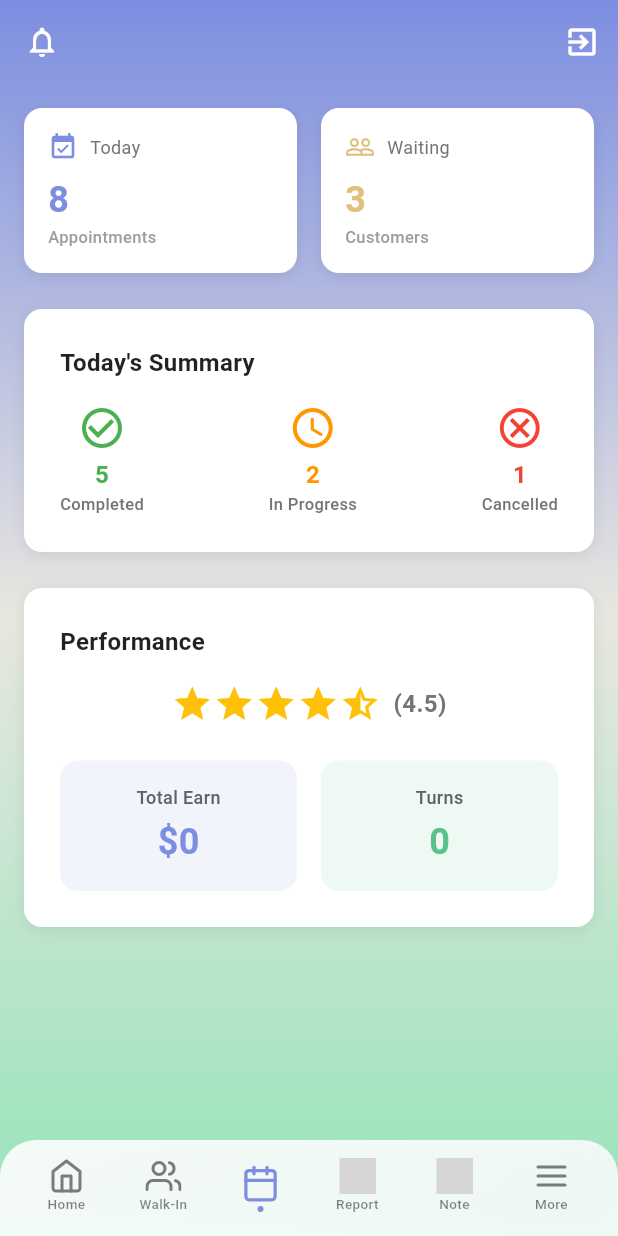
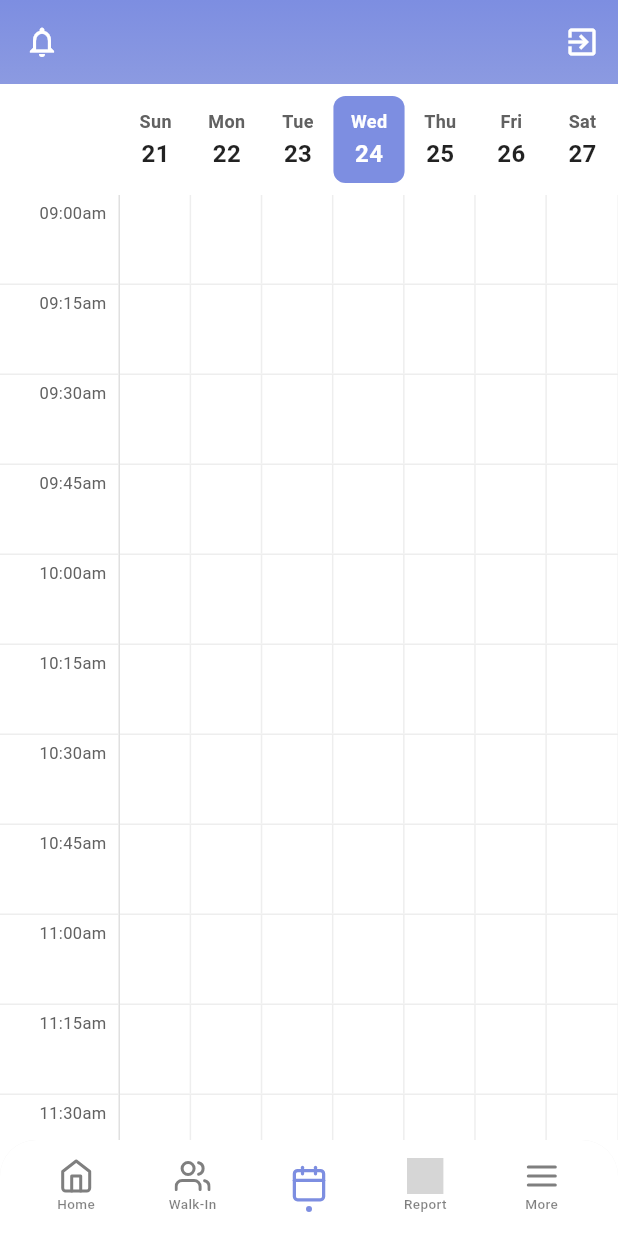
Before and after one commit to TuNguyn/aicom_tech_fe, a Flutter app: the HomePage screen opened by its route, item 3 of the bottom bar chosen, on a phone screen of 412 x 824 dp. Run offline on Flutter 3.47's test engine with Material 3 defaults, Android fonts, the phone set to English and light mode, and no system bars; our stand-ins replace dartz, dio, equatable, flutter_riverpod, flutter_svg, go_router and 2 more; accounts and stored records are empty; grey boxes are pictures that could not be loaded.

Commit message:
Add appointments feature with detailed view and navigation

```diff
--- /dev/null
+++ b/lib/presentation/pages/appointments/appointments_page.dart
@@ -0,0 +1,311 @@
+import 'package:flutter/material.dart';
+import 'package:intl/intl.dart';
+import '../../theme/app_colors.dart';
+import '../../theme/app_text_styles.dart';
+import 'appointment_detail_page.dart';
+
+class AppointmentsPage extends StatefulWidget {
+  const AppointmentsPage({super.key});
+
+  @override
+  State<AppointmentsPage> createState() => _AppointmentsPageState();
+}
+
+class _AppointmentsPageState extends State<AppointmentsPage> {
+  DateTime _selectedDate = DateTime.now();
+  final ScrollController _scrollController = ScrollController();
+
+  // Time slots from 9:00 AM to 8:00 PM in 15-minute intervals
+  final List<String> _timeSlots = [
+    '09:00am', '09:15am', '09:30am', '09:45am',
+    '10:00am', '10:15am', '10:30am', '10:45am',
+    '11:00am', '11:15am', '11:30am', '11:45am',
+    '12:00pm', '12:15pm', '12:30pm', '12:45pm',
+    '01:00pm', '01:15pm', '01:30pm', '01:45pm',
+    '02:00pm', '02:15pm', '02:30pm', '02:45pm',
+    '03:00pm', '03:15pm', '03:30pm', '03:45pm',
+    '04:00pm', '04:15pm', '04:30pm', '04:45pm',
+    '05:00pm', '05:15pm', '05:30pm', '05:45pm',
+    '06:00pm', '06:15pm', '06:30pm', '06:45pm',
+    '07:00pm', '07:15pm', '07:30pm', '07:45pm',
+  ];
+
+  // Mock appointments data with grid positions
+  final List<Map<String, dynamic>> _appointments = [
+    {
+      'id': '1',
+      'customerName': 'Sarah Johnson',
+      'service': 'Gel Manicure',
+      'dayIndex': 3, // Wednesday
+      'timeSlotIndex': 12, // 12:00pm
+      'duration': 4, // 4 slots = 60 minutes
+      'color': Colors.pink,
+    },
+    {
+      'id': '2',
+      'customerName': 'Maria Garcia',
+      'service': 'Acrylic Full Set',
+      'dayIndex': 3, // Wednesday
+      'timeSlotIndex': 17, // 01:15pm
+      'duration': 6, // 6 slots = 90 minutes
+      'color': Colors.red,
+    },
+  ];
+
+  List<DateTime> _getWeekDates() {
+    final now = DateTime.now();
+    final startOfWeek = now.subtract(Duration(days: now.weekday % 7));
+    return List.generate(7, (index) => startOfWeek.add(Duration(days: index)));
+  }
+
+  @override
+  Widget build(BuildContext context) {
+    return Scaffold(
+      backgroundColor: Colors.transparent,
+      body: Column(
+        children: [
+          // Week Calendar Header
+          _buildWeekCalendar(),
+
+          // Calendar Grid
+          Expanded(
+            child: _buildCalendarGrid(),
+          ),
+        ],
+      ),
+    );
+  }
+
+  Widget _buildWeekCalendar() {
+    final weekDates = _getWeekDates();
+
+    return Container(
+      color: Colors.white,
+      padding: const EdgeInsets.symmetric(vertical: 8),
+      child: Row(
+        children: [
+          // Empty space for time column
+          const SizedBox(width: 80),
+          // Days
+          Expanded(
+            child: Row(
+              children: weekDates.map((date) {
+                final isSelected = DateUtils.isSameDay(date, _selectedDate);
+                final isToday = DateUtils.isSameDay(date, DateTime.now());
+
+                return Expanded(
+                  child: GestureDetector(
+                    onTap: () {
+                      setState(() {
+                        _selectedDate = date;
+                      });
+                    },
+                    child: Container(
+                      padding: const EdgeInsets.symmetric(vertical: 8),
+                      decoration: BoxDecoration(
+                        color: isSelected
+                            ? AppColors.primary
+                            : (isToday ? AppColors.primary.withValues(alpha: 0.1) : Colors.transparent),
+                        borderRadius: BorderRadius.circular(8),
+                      ),
+                      child: Column(
+                        mainAxisSize: MainAxisSize.min,
+                        children: [
+                          Text(
+                            DateFormat('E').format(date),
+                            style: AppTextStyles.bodySmall.copyWith(
+                              color: isSelected
+                                  ? Colors.white
+                                  : (isToday ? AppColors.primary : Colors.grey[700]),
+                              fontWeight: FontWeight.w600,
+                            ),
+                          ),
+                          const SizedBox(height: 2),
+                          Text(
+                            DateFormat('d').format(date),
+                            style: AppTextStyles.titleLarge.copyWith(
+                              color: isSelected ? Colors.white : Colors.black87,
+                              fontWeight: FontWeight.bold,
+                            ),
+                          ),
+                        ],
+                      ),
+                    ),
+                  ),
+                );
+              }).toList(),
+            ),
+          ),
+        ],
+      ),
+    );
+  }
+
+  Widget _buildCalendarGrid() {
+    final weekDates = _getWeekDates();
+
+    return SingleChildScrollView(
+      controller: _scrollController,
+      child: Container(
+        color: Colors.white,
+        child: Row(
+          crossAxisAlignment: CrossAxisAlignment.start,
+          children: [
+            // Time column
+            _buildTimeColumn(),
+            // Grid for each day
+            Expanded(
+              child: Stack(
+                children: [
+                  // Grid lines
+                  _buildGridLines(weekDates.length),
+                  // Appointments
+                  ..._buildAppointmentBlocks(),
+                ],
+              ),
+            ),
+          ],
+        ),
+      ),
+    );
+  }
+
+  Widget _buildTimeColumn() {
+    return Container(
+      width: 80,
+      decoration: BoxDecoration(
+        border: Border(
+          right: BorderSide(color: Colors.grey[300]!, width: 1),
+        ),
+      ),
+      child: Column(
+        children: _timeSlots.map((time) {
+          return Container(
+            height: 60,
+            alignment: Alignment.topRight,
+            padding: const EdgeInsets.only(right: 8, top: 4),
+            decoration: BoxDecoration(
+              border: Border(
+                bottom: BorderSide(color: Colors.grey[200]!, width: 1),
+              ),
+            ),
+            child: Text(
+              time,
+              style: AppTextStyles.bodySmall.copyWith(
+                color: Colors.grey[700],
+                fontSize: 11,
+              ),
+            ),
+          );
+        }).toList(),
+      ),
+    );
+  }
+
+  Widget _buildGridLines(int dayCount) {
+    return Column(
+      children: _timeSlots.map((time) {
+        return Container(
+          height: 60,
+          decoration: BoxDecoration(
+            border: Border(
+              bottom: BorderSide(color: Colors.grey[200]!, width: 1),
+            ),
+          ),
+          child: Row(
+            children: List.generate(
+              dayCount,
+              (index) => Expanded(
+                child: Container(
+                  decoration: BoxDecoration(
+                    border: Border(
+                      right: BorderSide(
+                        color: Colors.grey[200]!,
+                        width: index < dayCount - 1 ? 1 : 0,
+                      ),
+                    ),
+                  ),
+                ),
+              ),
+            ),
+          ),
+        );
+      }).toList(),
+    );
+  }
+
+  List<Widget> _buildAppointmentBlocks() {
+    final dayWidth = (MediaQuery.of(context).size.width - 80) / 7;
+
+    return _appointments.map((apt) {
+      final left = apt['dayIndex'] * dayWidth;
+      final top = apt['timeSlotIndex'] * 60.0;
+      final height = apt['duration'] * 60.0;
+
+      return Positioned(
+        left: left,
+        top: top,
+        width: dayWidth - 2,
+        height: height,
+        child: GestureDetector(
+          onTap: () {
+            _showAppointmentDetails(apt);
+          },
+          child: Container(
+            margin: const EdgeInsets.all(2),
+            padding: const EdgeInsets.all(4),
+            decoration: BoxDecoration(
+              color: apt['color'],
+              borderRadius: BorderRadius.circular(4),
+            ),
+            child: Column(
+              crossAxisAlignment: CrossAxisAlignment.start,
+              mainAxisSize: MainAxisSize.min,
+              children: [
+                Text(
+                  apt['customerName'],
+                  style: AppTextStyles.bodySmall.copyWith(
+                    color: Colors.white,
+                    fontWeight: FontWeight.bold,
+                    fontSize: 10,
+                  ),
+                  maxLines: 1,
+                  overflow: TextOverflow.ellipsis,
+                ),
+                if (height > 40)
+                  Text(
+                    apt['service'],
+                    style: AppTextStyles.bodySmall.copyWith(
+                      color: Colors.white.withValues(alpha: 0.9),
+                      fontSize: 9,
+                    ),
+                    maxLines: 1,
+                    overflow: TextOverflow.ellipsis,
+                  ),
+              ],
+            ),
+          ),
+        ),
+      );
+    }).toList();
+  }
+
+  void _showAppointmentDetails(Map<String, dynamic> apt) {
+    // Get the date from the clicked appointment
+    final appointmentDate = _getWeekDates()[apt['dayIndex']];
+
+    // Get all appointments for that day
+    final dayAppointments = _appointments.where((a) =>
+      a['dayIndex'] == apt['dayIndex']
+    ).toList();
+
+    Navigator.of(context).push(
+      MaterialPageRoute(
+        builder: (context) => AppointmentDetailPage(
+          selectedDate: appointmentDate,
+          appointments: dayAppointments,
+        ),
+      ),
+    );
+  }
+}
--- a/lib/presentation/pages/home/home_page.dart
+++ b/lib/presentation/pages/home/home_page.dart
@@ -7,6 +7,7 @@ import '../../theme/app_colors.dart';
 import '../../theme/app_dimensions.dart';
 import '../../theme/app_text_styles.dart';
 import '../../widgets/bottom_nav_bar.dart';
+import '../appointments/appointments_page.dart';
 
 class HomePage extends ConsumerStatefulWidget {
   const HomePage({super.key});
@@ -57,11 +58,52 @@ class _HomePageState extends ConsumerState<HomePage> {
         ],
       ),
       body: SafeArea(
-          child: Column(
+        child: IndexedStack(
+          index: _currentNavIndex,
           children: [
-              // Main Content Area
-              Expanded(
-                child: SingleChildScrollView(
+            // Home Tab (index 0)
+            _buildHomePage(),
+            // Walk-In Tab (index 1)
+            _buildPlaceholderPage('Walk-In'),
+            // Appointments Tab (index 2)
+            const AppointmentsPage(),
+            // Report Tab (index 3)
+            _buildPlaceholderPage('Report'),
+            // More Tab (index 4)
+            _buildPlaceholderPage('More'),
+          ],
+        ),
+      ),
+      bottomNavigationBar: _currentNavIndex == 2
+          ? Container(
+              color: Colors.white,
+              child: BottomNavBar(
+                currentIndex: _currentNavIndex,
+                useWhiteBackground: true,
+                onTap: (index) {
+                  setState(() {
+                    _currentNavIndex = index;
+                  });
+                  // TODO: Navigate to different pages based on index
+                },
+              ),
+            )
+          : BottomNavBar(
+              currentIndex: _currentNavIndex,
+              useWhiteBackground: false,
+              onTap: (index) {
+                setState(() {
+                  _currentNavIndex = index;
+                });
+                // TODO: Navigate to different pages based on index
+              },
+            ),
+      ),
+    );
+  }
+
+  Widget _buildHomePage() {
+    return SingleChildScrollView(
       padding: const EdgeInsets.all(AppDimensions.spacingM),
       child: Column(
         crossAxisAlignment: CrossAxisAlignment.start,
@@ -78,20 +120,35 @@ class _HomePageState extends ConsumerState<HomePage> {
           _buildPerformanceStats(),
         ],
       ),
+    );
+  }
+
+  Widget _buildPlaceholderPage(String title) {
+    return Center(
+      child: Column(
+        mainAxisAlignment: MainAxisAlignment.center,
+        children: [
+          Icon(
+            Icons.construction,
+            size: 80,
+            color: Colors.white.withValues(alpha: 0.7),
+          ),
+          const SizedBox(height: AppDimensions.spacingM),
+          Text(
+            '$title Page',
+            style: AppTextStyles.displayMedium.copyWith(
+              color: Colors.white,
+              fontWeight: FontWeight.bold,
+            ),
+          ),
+          const SizedBox(height: AppDimensions.spacingS),
+          Text(
+            'Coming Soon',
+            style: AppTextStyles.bodyLarge.copyWith(
+              color: Colors.white.withValues(alpha: 0.8),
             ),
           ),
         ],
-          ),
-      ),
-      bottomNavigationBar: BottomNavBar(
-        currentIndex: _currentNavIndex,
-        onTap: (index) {
-          setState(() {
-            _currentNavIndex = index;
-          });
-          // TODO: Navigate to different pages based on index
-        },
-      ),
       ),
     );
   }
--- a/lib/presentation/widgets/bottom_nav_bar.dart
+++ b/lib/presentation/widgets/bottom_nav_bar.dart
@@ -7,18 +7,49 @@ import '../theme/app_text_styles.dart';
 class BottomNavBar extends StatelessWidget {
   final int currentIndex;
   final Function(int) onTap;
+  final bool useWhiteBackground;
 
   const BottomNavBar({
     super.key,
     required this.currentIndex,
     required this.onTap,
+    this.useWhiteBackground = false,
   });
 
   @override
   Widget build(BuildContext context) {
     return ClipRRect(
       borderRadius: const BorderRadius.vertical(top: Radius.circular(24)),
-      child: BackdropFilter(
+      child: useWhiteBackground
+          ? Container(
+              decoration: BoxDecoration(
+                color: Colors.white,
+                boxShadow: [
+                  BoxShadow(
+                    color: Colors.black.withValues(alpha: 0.1),
+                    blurRadius: 20,
+                    offset: const Offset(0, -5),
+                  ),
+                ],
+              ),
+              child: SafeArea(
+                child: Container(
+                  height: 64,
+                  padding: const EdgeInsets.symmetric(horizontal: 12, vertical: 4),
+                  child: Row(
+            mainAxisAlignment: MainAxisAlignment.spaceAround,
+            children: [
+              _buildNavItem(0, 'assets/icons/home.svg', 'Home'),
+              _buildNavItem(1, 'assets/icons/walk_in.svg', 'Walk-In'),
+              _buildNavItem(2, 'assets/icons/calendar.svg', 'Appt'),
+              _buildNavItem(3, 'assets/icons/report.svg', 'Report'),
+              _buildNavItem(4, 'assets/icons/more.svg', 'More'),
+            ],
+          ),
+                ),
+              ),
+            )
+          : BackdropFilter(
               filter: ImageFilter.blur(sigmaX: 10, sigmaY: 10),
               child: Container(
                 decoration: BoxDecoration(
@@ -49,8 +80,7 @@ class BottomNavBar extends StatelessWidget {
               _buildNavItem(1, 'assets/icons/walk_in.svg', 'Walk-In'),
               _buildNavItem(2, 'assets/icons/calendar.svg', 'Appt'),
               _buildNavItem(3, 'assets/icons/report.svg', 'Report'),
-              _buildNavItem(4, 'assets/icons/note.svg', 'Note'),
-              _buildNavItem(5, 'assets/icons/more.svg', 'More'),
+              _buildNavItem(4, 'assets/icons/more.svg', 'More'),
             ],
           ),
         ),
```
Also changed, not shown: lib/presentation/pages/appointments/appointment_detail_page.dart (added, +307 -0 lines). Lines whose indentation alone changed are shown as unchanged.
